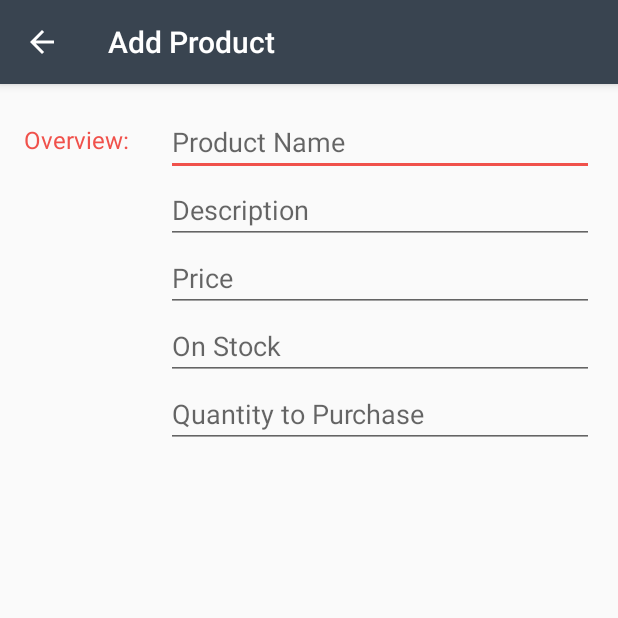
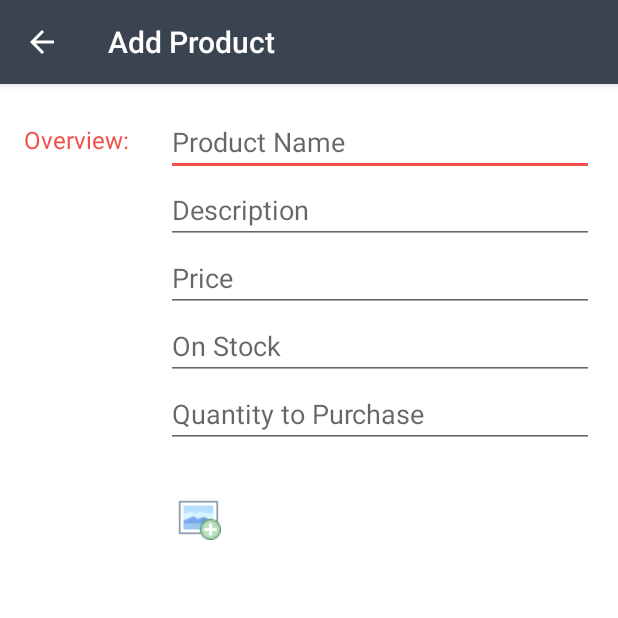
Before and after one commit to yangulo/Inventory, an Android app: the EditorActivity screen opened directly, with no data from a screen before it, on a phone screen of 412 x 824 dp, the top half of it. Run offline under Robolectric (Android 15) with nearby library versions, the phone set to English and light mode, and no system bars; 1 statement that could not run was skipped.

Commit message:
Moving add picture functionality to EditorActivity and adding ImageButton.

```diff
--- a/app/src/main/java/com/example/android/torresinventario/EditorActivity.java
+++ b/app/src/main/java/com/example/android/torresinventario/EditorActivity.java
@@ -1,24 +1,35 @@
 package com.example.android.torresinventario;
 
+import android.app.Activity;
 import android.content.ContentValues;
+import android.content.Intent;
 import android.net.Uri;
+import android.os.Build;
 import android.os.Bundle;
 import android.support.v4.app.NavUtils;
 import android.support.v7.app.AppCompatActivity;
+import android.util.Log;
 import android.view.Menu;
 import android.view.MenuItem;
+import android.view.View;
 import android.widget.EditText;
+import android.widget.ImageButton;
+import android.widget.ImageView;
 import android.widget.Toast;
 
 import com.example.android.torresinventario.data.ProductContract;
 
 public class EditorActivity extends AppCompatActivity {
 
+    public static final String LOG_TAG = ProductDetail.class.getSimpleName();
+    private static final int REQUEST_IMAGE_CAPTURE = 1;
     private EditText mNameEditText;
     private EditText mDescriptionEditText;
     private EditText mPriceEditText;
     private EditText mStockEditText;
     private EditText mQuantityToPurchase;
+    private ImageView mImageView;
+    private Uri mUri;
 
     @Override
     protected void onCreate(Bundle savedInstanceState) {
@@ -31,6 +42,14 @@ public class EditorActivity extends AppCompatActivity {
         mPriceEditText = (EditText) findViewById(R.id.edit_product_price);
         mStockEditText = (EditText) findViewById(R.id.edit_product_stock);
         mQuantityToPurchase = (EditText) findViewById(R.id.edit_product_quantity_to_purchase);
+
+        ImageButton addPhoto = (ImageButton) findViewById(R.id.add_photo);
+        addPhoto.setOnClickListener(new View.OnClickListener() {
+            @Override
+            public void onClick(View v) {
+                openImageSelector();
+            }
+        });
     }
 
     @Override
@@ -76,6 +95,9 @@ public class EditorActivity extends AppCompatActivity {
         }
 
         ContentValues values = new ContentValues();
+        if (mUri != null) {
+            values.put(ProductContract.ProductEntry.COLUMN_PRODUCT_IMAGE, mUri.toString());
+        }
         values.put(ProductContract.ProductEntry.COLUMN_PRODUCT_NAME, nameString);
         values.put(ProductContract.ProductEntry.COLUMN_PRODUCT_DESCRIPTION, descriptionString);
         values.put(ProductContract.ProductEntry.COLUMN_PRODUCT_PRICE, priceString);
@@ -139,4 +161,39 @@ public class EditorActivity extends AppCompatActivity {
         }
         return flag;
     }
+
+    public void openImageSelector() {
+        Intent intent;
+
+        if (Build.VERSION.SDK_INT < 19) {
+            intent = new Intent(Intent.ACTION_GET_CONTENT);
+        } else {
+            intent = new Intent(Intent.ACTION_OPEN_DOCUMENT);
+            intent.addCategory(Intent.CATEGORY_OPENABLE);
+        }
+
+        intent.setType("image/*");
+        startActivityForResult(Intent.createChooser(intent, "Select Picture"), REQUEST_IMAGE_CAPTURE);
+    }
+
+    @Override
+    public void onActivityResult(int requestCode, int resultCode, Intent resultData) {
+        Log.i(LOG_TAG, "Received an \"Activity Result\"");
+        // The ACTION_OPEN_DOCUMENT intent was sent with the request code READ_REQUEST_CODE.
+        // If the request code seen here doesn't match, it's the response to some other intent,
+        // and the below code shouldn't run at all.
+
+        if (requestCode == REQUEST_IMAGE_CAPTURE && resultCode == Activity.RESULT_OK) {
+            // The document selected by the user won't be returned in the intent.
+            // Instead, a URI to that document will be contained in the return intent
+            // provided to this method as a parameter.  Pull that uri using "resultData.getData()"
+
+            if (resultData != null) {
+                mImageView = (ImageView) findViewById(R.id.product_picture);
+                mUri = resultData.getData();
+                Log.i(LOG_TAG, "Uri: " + mUri.toString());
+                mImageView.setImageURI(mUri);
+            }
+        }
+    }
 }
--- a/app/src/main/java/com/example/android/torresinventario/ProductCursorAdapter.java
+++ b/app/src/main/java/com/example/android/torresinventario/ProductCursorAdapter.java
@@ -7,8 +7,8 @@ import android.database.Cursor;
 import android.view.LayoutInflater;
 import android.view.View;
 import android.view.ViewGroup;
-import android.widget.Button;
 import android.widget.CursorAdapter;
+import android.widget.ImageButton;
 import android.widget.LinearLayout;
 import android.widget.TextView;
 
@@ -62,7 +62,7 @@ public class ProductCursorAdapter extends CursorAdapter {
             }
         });
 
-        Button listViewButton = (Button) view.findViewById(R.id.list_view_sale_button);
+        ImageButton listViewButton = (ImageButton) view.findViewById(R.id.list_view_sale_button);
         listViewButton.setOnClickListener(new View.OnClickListener() {
             @Override
             public void onClick(View v) {
--- a/app/src/main/res/layout/activity_editor.xml
+++ b/app/src/main/res/layout/activity_editor.xml
@@ -2,18 +2,18 @@
 <LinearLayout
     xmlns:android="http://schemas.android.com/apk/res/android"
     xmlns:tools="http://schemas.android.com/tools"
-    android:orientation="vertical"
     android:layout_width="match_parent"
     android:layout_height="match_parent"
     android:padding="16dp"
-    tools:context=".EditorActivity">
+    tools:context=".EditorActivity"
+    android:orientation="vertical"
+    android:background="#ffffff">
 
     <LinearLayout
         android:layout_width="match_parent"
         android:layout_height="wrap_content"
         android:orientation="horizontal">
 
-        <!-- Label -->
         <TextView
             android:layout_width="wrap_content"
             android:layout_height="wrap_content"
@@ -22,7 +22,6 @@
             android:textColor="@color/colorAccent"
             android:text="Overview: "/>
 
-        <!-- Input fields -->
         <LinearLayout
             android:layout_height="wrap_content"
             android:layout_width="0dp"
@@ -30,7 +29,6 @@
             android:paddingLeft="4dp"
             android:orientation="vertical">
 
-            <!-- Name product -->
             <EditText
                 android:id="@+id/edit_product_name"
                 android:layout_height="wrap_content"
@@ -39,7 +37,6 @@
                 android:hint="Product Name"
                 android:inputType="textCapWords"/>
 
-            <!-- Breed field -->
             <EditText
                 android:id="@+id/edit_product_description"
                 android:layout_height="wrap_content"
@@ -73,5 +70,30 @@
                 android:inputType="textCapWords"/>
 
         </LinearLayout>
+
     </LinearLayout>
+
+    <LinearLayout
+        android:layout_width="match_parent"
+        android:layout_height="wrap_content"
+        android:orientation="horizontal">
+
+        <ImageView
+            android:id="@+id/product_picture"
+            android:layout_width="70dp"
+            android:layout_height="70dp"
+            tools:src="@drawable/box"
+            android:layout_marginTop="10dp"/>
+
+        <ImageButton
+            android:id="@+id/add_photo"
+            android:layout_width="60dp"
+            android:layout_height="60dp"
+            android:layout_marginTop="16dp"
+            android:src="@drawable/image"
+            android:background="#ffffff"
+            android:layout_marginLeft="16dp"/>
+
+    </LinearLayout>
+
 </LinearLayout>
```
Also changed, not shown: app/src/main/java/com/example/android/torresinventario/ProductDetail.java (+5 -56 lines), app/src/main/java/com/example/android/torresinventario/data/ProductContract.java (+3 -4 lines), app/src/main/java/com/example/android/torresinventario/data/ProductProvider.java (+3 -6 lines), app/src/main/res/layout/activity_product_detail.xml (+48 -39 lines), app/src/main/res/layout/activity_torres_inventario.xml (+5 -3 lines), app/src/main/res/layout/list_item.xml (+5 -2 lines), app/src/main/res/drawable/delete.png (added), app/src/main/res/drawable/image.png (added), app/src/main/res/drawable/order.png (added), app/src/main/res/drawable/receive.png (added), app/src/main/res/drawable/sale.png (added), app/src/main/res/mipmap-xhdpi/ic_launcher.png, app/src/main/res/mipmap-xxxhdpi/ic_launcher.png.
